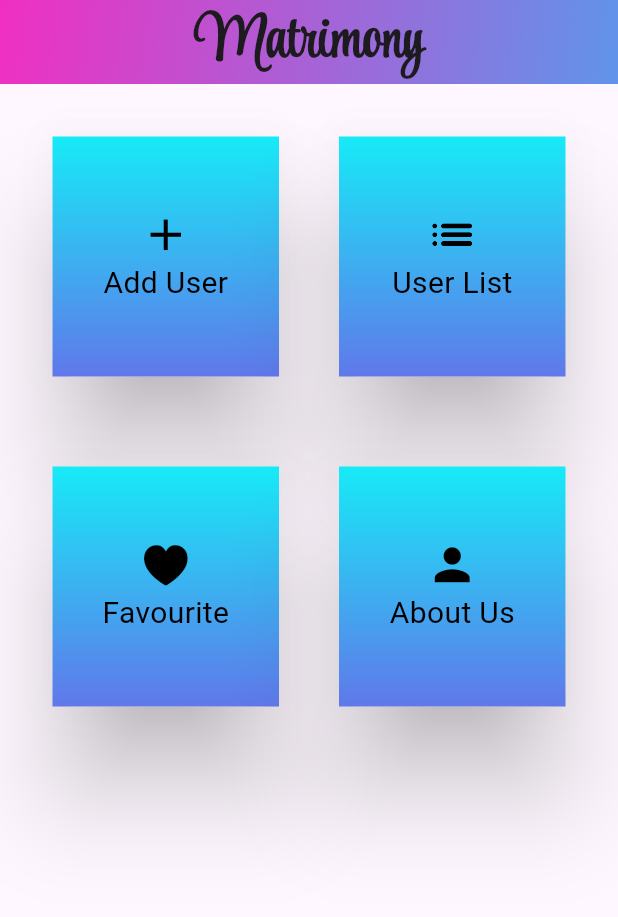
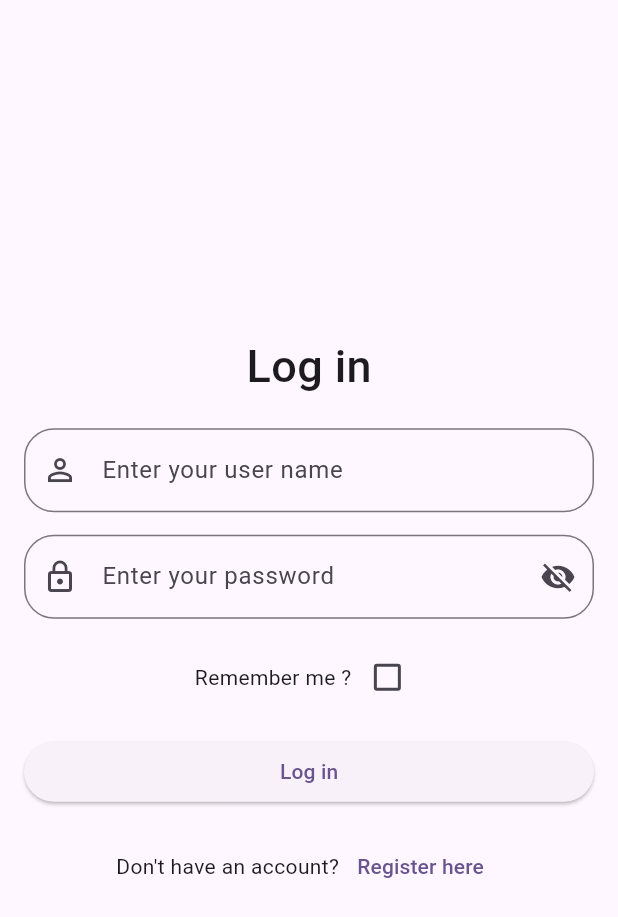
Before and after one commit to RishilJani/Matrimony-Flutter-Project, a Flutter app: the screen it shows after launch, on a phone screen of 412 x 824 dp. Shown: the top 917 px of the screen. Run offline on Flutter 3.47's test engine with Material 3 defaults, Android fonts, the phone set to English and light mode, and no system bars; our stand-ins replace shared_preferences, sqflite; accounts and stored records are empty; Roboto replaces fonts that are missing (RobotoFlex).

Commit message:
adding Login signup page

```diff
--- a/lib/backend/my_database.dart
+++ b/lib/backend/my_database.dart
@@ -21,7 +21,7 @@ class MyDatabase {
                   $isFavourite INTEGER NOT NULL);
                   ''');
              },
-            version: DB_Vesion
+            version: DB_Version
         );
     return db;
   }
--- /dev/null
+++ b/lib/design/dashboard/login_signup_page.dart
@@ -0,0 +1,228 @@
+import 'package:flutter/material.dart';
+import 'package:matrimony_application/design/dashboard/dashboard.dart';
+import 'package:matrimony_application/utils/string_constants.dart';
+import 'package:shared_preferences/shared_preferences.dart';
+
+class LoginSignupPage extends StatefulWidget {
+  const LoginSignupPage({super.key});
+
+  @override
+  State<LoginSignupPage> createState() => _LoginSignupPageState();
+}
+
+class _LoginSignupPageState extends State<LoginSignupPage> {
+  final GlobalKey<FormState> _formKey = GlobalKey();
+  TextEditingController nameController = TextEditingController();
+  TextEditingController passwordController = TextEditingController();
+
+  bool isLogin = true;
+  bool isRemember = false;
+  bool obscurePassword = true;
+
+  late SharedPreferences pref;
+  @override
+  void initState() {
+    super.initState();
+    getPreference();
+  }
+  Future<void> getPreference() async{
+    pref = await SharedPreferences.getInstance();
+  }
+
+  @override
+  Widget build(BuildContext context) {
+    return Scaffold(
+      body: Form(
+          key: _formKey,
+          child: Padding(
+            padding: const EdgeInsets.all(16.0),
+            child: Column(
+              mainAxisAlignment: MainAxisAlignment.center,
+              children: [
+                Text(
+                  isLogin ? 'Log in' : 'Sign Up',
+                  style: const TextStyle(
+                    fontFamily: RobotoFlex,
+                    fontSize: 30,
+                    fontWeight: FontWeight.w500,
+                  ),
+                ),
+                const SizedBox(
+                  height: 20,
+                ),
+
+                // region UserName
+                TextFormField(
+                  controller: nameController,
+                  style: const TextStyle(fontFamily: RobotoFlex),
+                  decoration: InputDecoration(
+                      border: OutlineInputBorder(
+                        borderRadius: BorderRadius.circular(20),
+                      ),
+                      labelText: 'Enter your user name',
+                      prefixIcon: const Icon(Icons.person_outline)),
+                  validator: (value) {
+                    if (value!.isEmpty) {
+                      return 'Enter your name';
+                    }
+                    if (value.length < 3 || value.length > 50) {
+                      return 'Enter valid name within length between 3 and 50';
+                    }
+                    if (!RegExp(r"[a-zA-Z\s']{3,50}").hasMatch(value)) {
+                      return 'Enter valid name';
+                    }
+                    return null;
+                  },
+                ),
+                // endregion UserName
+
+                const SizedBox(
+                  height: 15,
+                ),
+
+                // region Password
+                TextFormField(
+                  controller: passwordController,
+                  autovalidateMode: AutovalidateMode.onUnfocus,
+                  style: const TextStyle(fontFamily: RobotoFlex),
+                  decoration: InputDecoration(
+                      border: OutlineInputBorder(
+                        borderRadius: BorderRadius.circular(20),
+                      ),
+                      labelText: 'Enter your password',
+                      prefixIcon: const Icon(Icons.lock_outline),
+                      suffixIcon: IconButton(
+                          onPressed: ()=> setState(() { obscurePassword = !obscurePassword;}),
+                          icon: Icon( obscurePassword ? Icons.visibility_off : Icons.visibility)
+                      )
+                  ),
+                  validator: passwordValidation,
+                  obscureText: obscurePassword,
+                ),
+                // endregion Password
+
+                const SizedBox(
+                  height: 15,
+                ),
+
+                // region Checkbox
+                InkWell(
+                  onTap: () {
+                    setState(() {
+                      isRemember = !isRemember;
+                    });
+                  },
+                  child: Row(
+                    mainAxisSize: MainAxisSize.min,
+                    children: [
+                      const Text("Remember me ?"),
+                      Checkbox(
+                        value: isRemember,
+                        onChanged: (value) {
+                          setState(() {
+                            isRemember = !isRemember;
+                          });
+                        },
+                      ),
+                    ],
+                  ),
+                ),
+                // endregion Checkbox
+
+                const SizedBox(
+                  height: 15,
+                ),
+
+                // region Submit
+                Row(
+                  mainAxisAlignment: MainAxisAlignment.center,
+                  children: [
+                    Expanded(
+                      child: ElevatedButton(
+                          onPressed: () {
+                            if (_formKey.currentState!.validate()) {
+                              pref.setString(userName, nameController.text.toString());
+                              pref.setString(userPassword, passwordController.text.toString());
+                              pref.setBool(remember, isRemember);
+                              var snack = SnackBar(
+                                  content: Text(isLogin
+                                      ? "Login Successfully"
+                                      : "Sign up Successfully"));
+                              ScaffoldMessenger.of(context).showSnackBar(snack);
+                              Navigator.pushReplacement(context,
+                                  MaterialPageRoute(
+                                builder: (context) {
+                                  return const Dashboard();
+                                },
+                              ));
+                            }
+                          },
+                          child: Text(
+                            isLogin ? 'Log in' : 'Sign Up',
+                          )),
+                    )
+                  ],
+                ),
+                // endregion Submit
+
+                const SizedBox(
+                  height: 15,
+                ),
+
+                // region LoginSignup
+                Row(
+                  mainAxisAlignment: MainAxisAlignment.center,
+                  children: [
+                    Text(isLogin
+                        ? "Don't have an account?"
+                        : 'Already Have an account?'),
+                    TextButton(
+                      onPressed: () {
+                        setState(() {
+                          nameController.clear();
+                          passwordController.clear();
+                          isLogin = !isLogin;
+                          isRemember = false;
+                        });
+                      },
+                      child: Text(isLogin ? "Register here" : 'Log in'),
+                    )
+                  ],
+                ),
+                // endregion LoginSignup
+              ],
+            ),
+          )),
+    );
+  }
+
+  String? passwordValidation(String? value) {
+    String? str = pref.getString(userPassword);
+    if (value!.isEmpty) {
+      return "Enter your password";
+    }
+    if (value.length < 8) {
+      return 'Too short : Password must \ncontain at least 8 letters';
+    }
+    if (value.length > 16) {
+      return 'Too long : Password must \ncontain at most 16 letters';
+    }
+    if (!RegExp(r'(?=.*[a-z])').hasMatch(value)) {
+      return "Password must contain \nat least one lower case letter";
+    }
+    if (!RegExp(r'(?=.*[A-Z])').hasMatch(value)) {
+      return "Password must contain \nat least one Upper case letter";
+    }
+    if (!RegExp(r'(?=.*\d)').hasMatch(value)) {
+      return "Password must contain \nat least one digit";
+    }
+    if (!RegExp(r'(?=.*[@#$%^&+=*!])').hasMatch(value)) {
+      return "Password must contain \nat least one special character\n(@#\$%^&+=*!)";
+    }
+    if(isLogin && str == null){ return 'User not registered , Signup first'; }
+    if(isLogin  && str != null && str != value){
+      return 'password is wrong';
+    }
+    return null;
+  }
+}
--- a/lib/main.dart
+++ b/lib/main.dart
@@ -1,6 +1,6 @@
 import 'package:flutter/material.dart';
+import 'package:matrimony_application/design/dashboard/login_signup_page.dart';
 import 'package:matrimony_application/design/dashboard/splash_screen.dart';
-import 'package:matrimony_application/design/temp.dart';
 
 void main() {
   runApp(const MyApp());
--- a/lib/utils/string_constants.dart
+++ b/lib/utils/string_constants.dart
@@ -1,5 +1,5 @@
-final String Table_User = 'User';
-int DB_Vesion = 1;
+const String Table_User = 'User';
+int DB_Version = 1;
 
 const String UserId = "UserID";
 const String Name = 'Name';
@@ -17,3 +17,7 @@ const String Age = 'Age';
 const String RobotoFlex = "RobotoFlex";
 const String StyleScript = "StyleScript";
 const String GreatVibes = "GreatVibes";
+
+const String userName = 'UserName';
+const String userPassword = 'UserPassword';
+const String remember = 'isRemember';
--- a/pubspec.yaml
+++ b/pubspec.yaml
@@ -33,7 +33,7 @@ dependencies:
   intl: ^0.20.2
   sqflite:
   path:
-
+  shared_preferences: ^2.5.2
 
   # The following adds the Cupertino Icons font to your application.
   # Use with the CupertinoIcons class for iOS style icons.
```
Also changed, not shown: lib/backend/user.dart (+0 -9 lines), lib/design/add_user/add_edit_user.dart (+3 -4 lines), lib/design/dashboard/splash_screen.dart (+31 -11 lines), lib/design/user_list/user_list_page.dart (+7 -4 lines), pubspec.lock.
